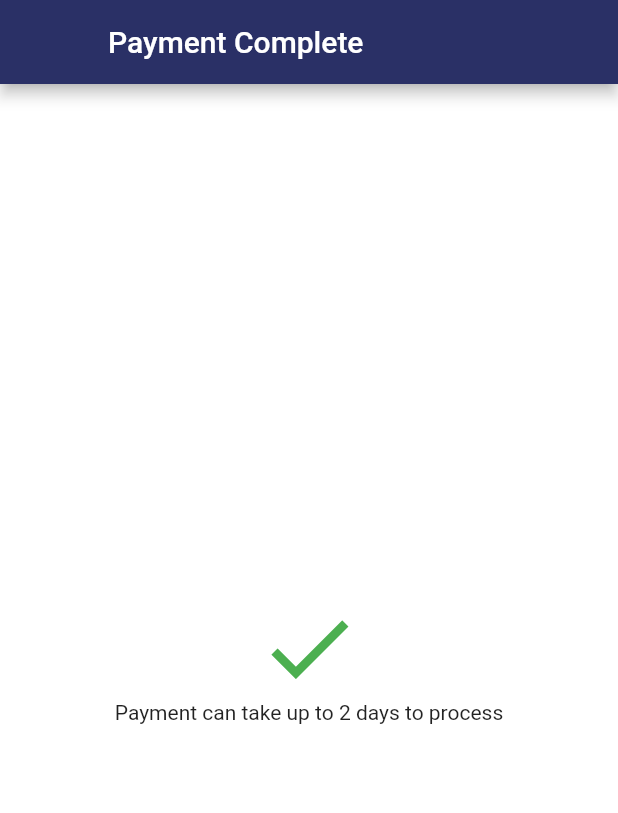
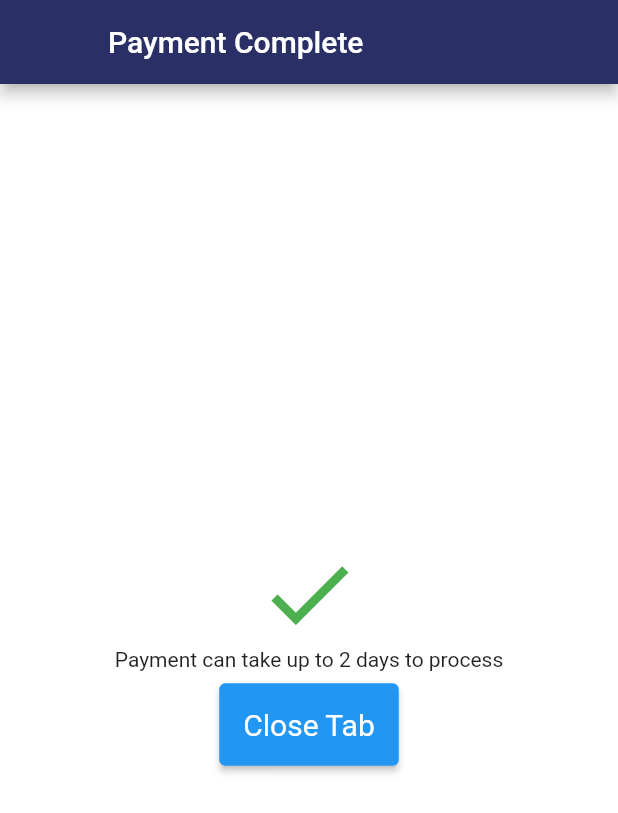
Before and after one commit to Team-Crushing-It/derosa_payment, a Flutter app: the PaymentComplete screen opened directly, on a phone screen of 412 x 824 dp. Shown: the top 813 px of the screen. Run offline on Flutter 3.47's test engine with Material 2 defaults, Android fonts, the phone set to English and light mode, and no system bars; our stand-ins replace bloc, equatable, firebase_auth, firebase_core, flutter_bloc, formz and 1 more; missing offline and left inert: authentication_repository, dart:html, firebase_auth_platform_interface, firebase_core_web, flow_builder; accounts and stored records are empty; generated files the repository leaves out were written again.

Commit message:
Update payment_flow.dart

```diff
--- a/lib/payment_flow/payment_flow.dart
+++ b/lib/payment_flow/payment_flow.dart
@@ -1,3 +1,5 @@
+import 'dart:html';
+
 import 'package:equatable/equatable.dart';
 import 'package:flow_builder/flow_builder.dart';
 import 'package:flutter/material.dart';
@@ -137,9 +139,12 @@ class _PaymentSelectFormState extends State<PaymentSelectForm> {
                   children: <Widget>[
                     ElevatedButton(
                       style: TextButton.styleFrom(
-                        padding: const EdgeInsets.all(16.0),
+                        padding: const EdgeInsets.all(16),
+                        // backgroundColor: const Color(0xff2A3066),
+                        // onSurface: Colors.white,
                         primary: Colors.white,
-                        textStyle: const TextStyle(fontSize: 20),
+                        textStyle:
+                            const TextStyle(fontSize: 20,),
                       ),
                       onPressed: _character != null ? _continuePressed : null,
                       child: const Text('Continue'),
@@ -235,6 +240,8 @@ class PaymentComplete extends StatelessWidget {
         child: Column(
           mainAxisSize: MainAxisSize.max,
           mainAxisAlignment: MainAxisAlignment.center,
+          children: [
+            Column(
               children: const [
                 Icon(
                   Icons.check_sharp,
@@ -242,6 +249,25 @@ class PaymentComplete extends StatelessWidget {
                   size: 70.0,
                 ),
                 Text('Payment can take up to 2 days to process'),
+              ],
+            ),
+            Padding(
+              padding: const EdgeInsets.all(8.0),
+              child: ElevatedButton(
+                style: TextButton.styleFrom(
+                  // backgroundColor: const Color(0xff2A3066),
+                  surfaceTintColor: const Color(0xff2A3066),
+                  padding: const EdgeInsets.all(16.0),
+                  primary: Colors.white,
+                  textStyle: const TextStyle(fontSize: 20, color: Colors.white),
+                ),
+                onPressed: () {
+                  print('close');
+                  window.close();
+                },
+                child: const Text('Close Tab'),
+              ),
+            ),
           ],
         ),
       ),
```
Lines whose indentation alone changed are shown as unchanged.
